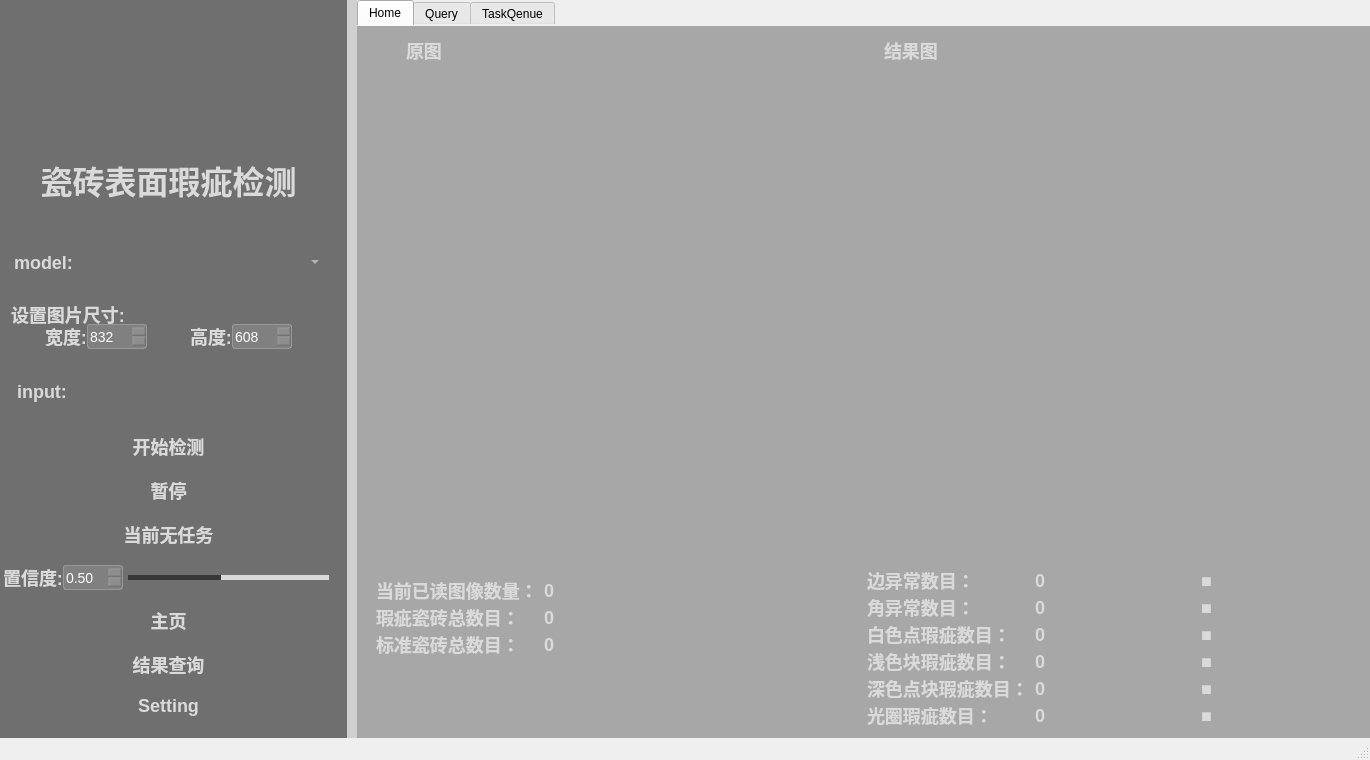
Old version of the form ui/Window.ui in the repository liwanyu0000/project.
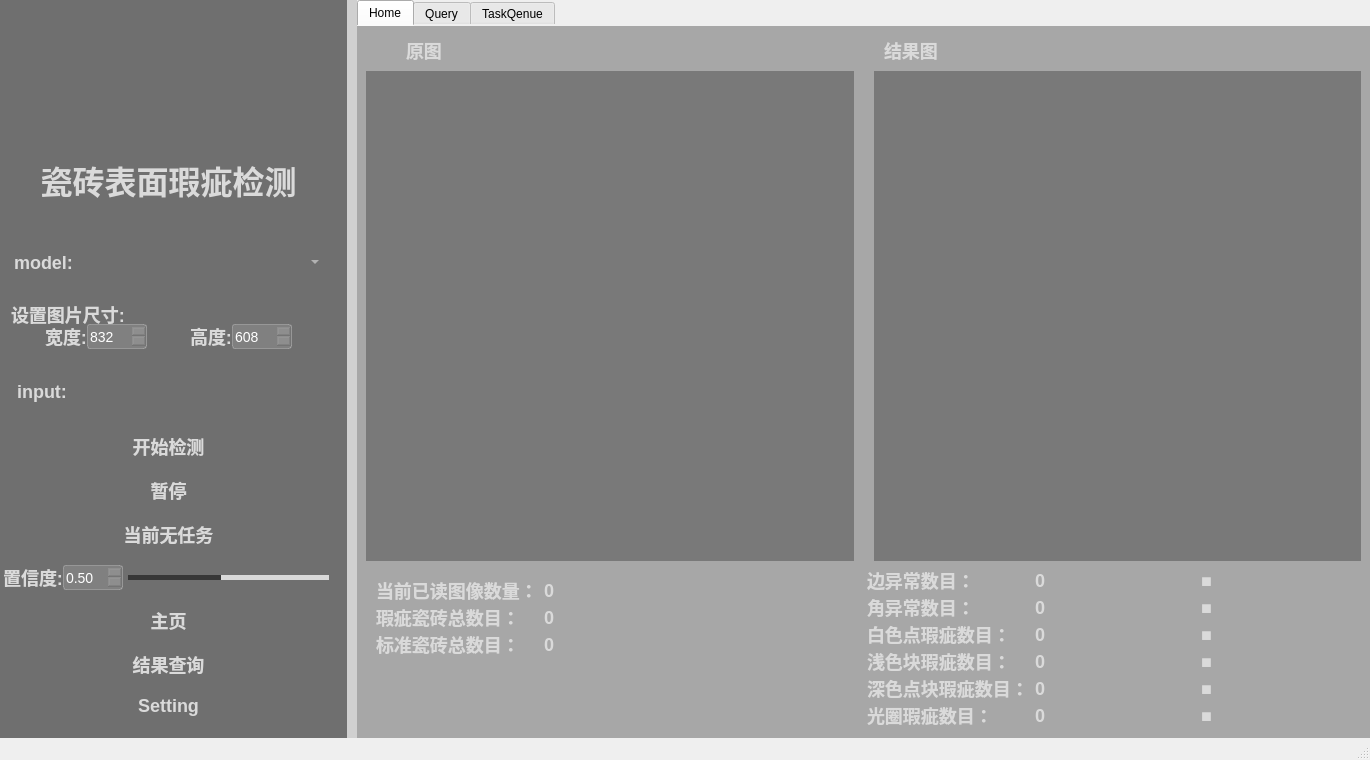
New version of the form. Icons and pictures are not drawn.

```diff
--- a/ui/Window.ui
+++ b/ui/Window.ui
@@ -1273,28 +1273,23 @@
            <number>20</number>
           </property>
           <item>
-           <widget class="QLabel" name="outImage">
-            <property name="minimumSize">
-             <size>
-              <width>32</width>
-              <height>32</height>
-             </size>
-            </property>
-            <property name="text">
-             <string/>
+           <widget class="QGraphicsView" name="graphicsView_2">
+            <property name="styleSheet">
+             <string notr="true">QGraphicsView{
+background-color: rgba(75, 75, 75, 0.5);
+border: 0px solid #42adff;
+border-radius:0px;}</string>
             </property>
            </widget>
           </item>
           <item>
-           <widget class="QLabel" name="inputImage">
-            <property name="minimumSize">
-             <size>
-              <width>32</width>
-              <height>32</height>
-             </size>
-            </property>
-            <property name="text">
-             <string/>
+           <widget class="QGraphicsView" name="graphicsView">
+            <property name="styleSheet">
+             <string notr="true">QGraphicsView{
+background-color: rgba(75, 75, 75, 0.5);
+border: 0px solid #42adff;
+border-radius:0px;
+}</string>
             </property>
            </widget>
           </item>
```
